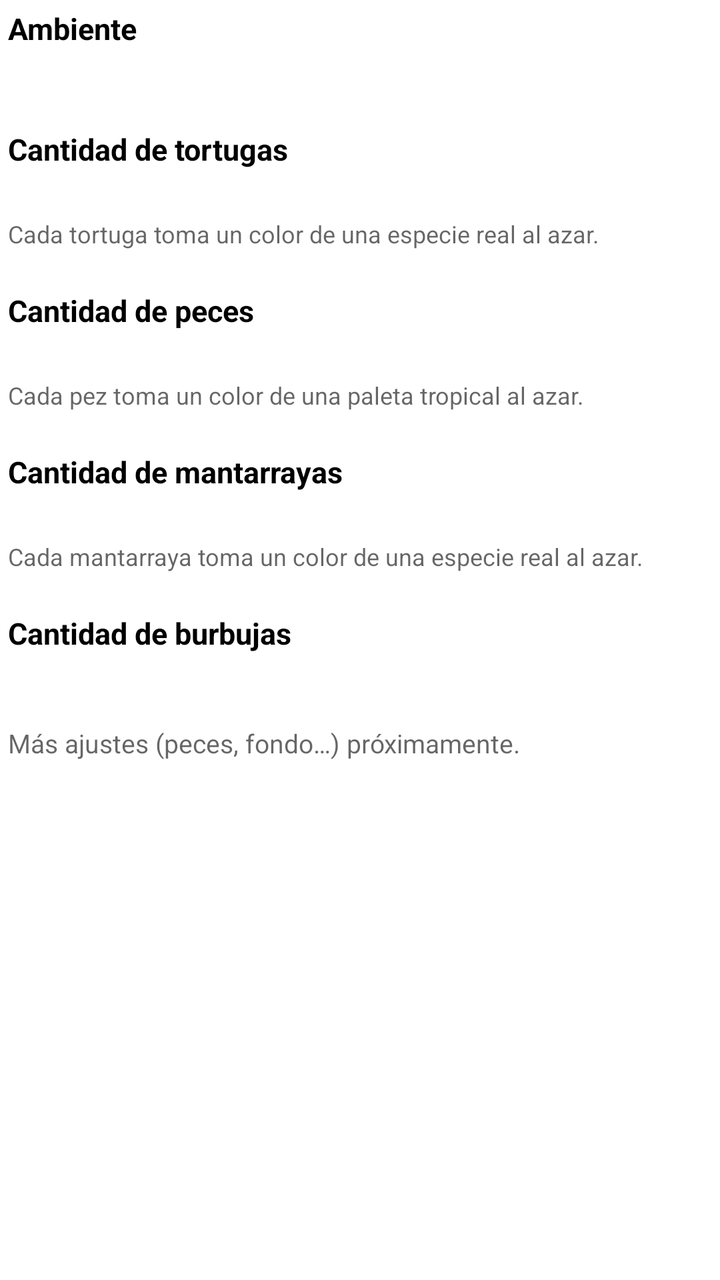
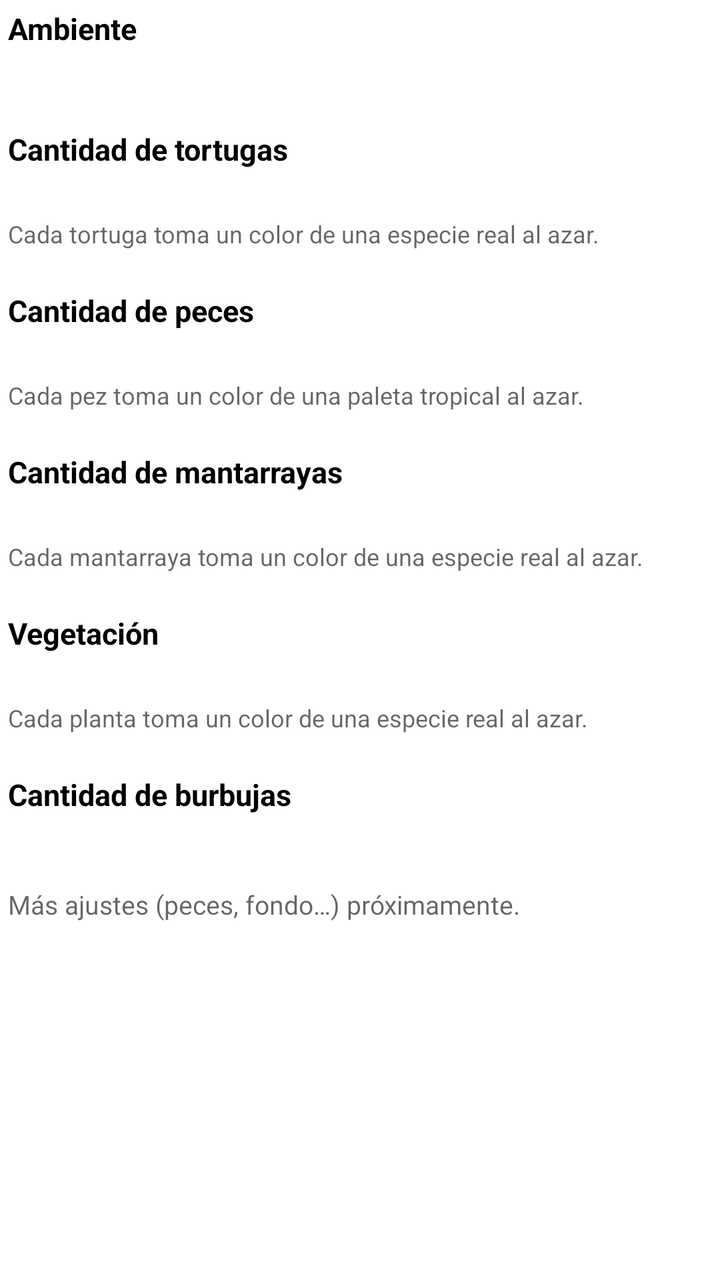

Before-and-after screenshots of an Android layout around one commit, followed by the original layout XML and the change that was made.
<!-- AndroidManifest.xml: application theme Theme.AcuarioWallpaper -->
<!-- res/layout/fragment_acuario_settings.xml -->
<?xml version="1.0" encoding="utf-8"?>
<ScrollView xmlns:android="http://schemas.android.com/apk/res/android"
    android:layout_width="match_parent"
    android:layout_height="match_parent">

    <LinearLayout
        android:layout_width="match_parent"
        android:layout_height="wrap_content"
        android:orientation="vertical"
        android:padding="4dp">

        <TextView
            android:layout_width="match_parent"
            android:layout_height="wrap_content"
            android:text="@string/settings_section_environment"
            android:textColor="?attr/colorOnSurface"
            android:textSize="15sp"
            android:textStyle="bold"
            android:layout_marginBottom="8dp" />

        <HorizontalScrollView
            android:layout_width="match_parent"
            android:layout_height="wrap_content"
            android:scrollbars="none"
            android:requiresFadingEdge="horizontal"
            android:fadingEdgeLength="24dp">

            <LinearLayout
                android:id="@+id/containerAcuarioTheme"
                android:layout_width="wrap_content"
                android:layout_height="wrap_content"
                android:orientation="horizontal"
                android:paddingBottom="8dp"
                android:paddingTop="4dp" />
        </HorizontalScrollView>

        <TextView
            android:layout_width="match_parent"
            android:layout_height="wrap_content"
            android:text="@string/settings_section_turtle_count"
            android:textColor="?attr/colorOnSurface"
            android:textSize="15sp"
            android:textStyle="bold"
            android:layout_marginTop="20dp"
            android:layout_marginBottom="8dp" />

        <HorizontalScrollView
            android:layout_width="match_parent"
            android:layout_height="wrap_content"
            android:scrollbars="none"
            android:requiresFadingEdge="horizontal"
            android:fadingEdgeLength="24dp">

            <LinearLayout
                android:id="@+id/containerTurtleCount"
                android:layout_width="wrap_content"
                android:layout_height="wrap_content"
                android:orientation="horizontal"
                android:paddingBottom="8dp"
                android:paddingTop="4dp" />
        </HorizontalScrollView>

        <TextView
            android:layout_width="match_parent"
            android:layout_height="wrap_content"
            android:text="@string/settings_turtle_color_note"
            android:textColor="?android:attr/textColorSecondary"
            android:textSize="12sp"
            android:layout_marginTop="4dp" />

        <TextView
            android:layout_width="match_parent"
            android:layout_height="wrap_content"
            android:text="@string/settings_section_fish_count"
            android:textColor="?attr/colorOnSurface"
            android:textSize="15sp"
            android:textStyle="bold"
            android:layout_marginTop="20dp"
            android:layout_marginBottom="8dp" />

        <HorizontalScrollView
            android:layout_width="match_parent"
            android:layout_height="wrap_content"
            android:scrollbars="none"
            android:requiresFadingEdge="horizontal"
            android:fadingEdgeLength="24dp">

            <LinearLayout
                android:id="@+id/containerFishCount"
                android:layout_width="wrap_content"
                android:layout_height="wrap_content"
                android:orientation="horizontal"
                android:paddingBottom="8dp"
                android:paddingTop="4dp" />
        </HorizontalScrollView>

        <TextView
            android:layout_width="match_parent"
            android:layout_height="wrap_content"
            android:text="@string/settings_fish_color_note"
            android:textColor="?android:attr/textColorSecondary"
            android:textSize="12sp"
            android:layout_marginTop="4dp" />

        <TextView
            android:layout_width="match_parent"
            android:layout_height="wrap_content"
            android:text="@string/settings_section_manta_count"
            android:textColor="?attr/colorOnSurface"
            android:textSize="15sp"
            android:textStyle="bold"
            android:layout_marginTop="20dp"
            android:layout_marginBottom="8dp" />

        <HorizontalScrollView
            android:layout_width="match_parent"
            android:layout_height="wrap_content"
            android:scrollbars="none"
            android:requiresFadingEdge="horizontal"
            android:fadingEdgeLength="24dp">

            <LinearLayout
                android:id="@+id/containerMantaCount"
                android:layout_width="wrap_content"
                android:layout_height="wrap_content"
                android:orientation="horizontal"
                android:paddingBottom="8dp"
                android:paddingTop="4dp" />
        </HorizontalScrollView>

        <TextView
            android:layout_width="match_parent"
            android:layout_height="wrap_content"
            android:text="@string/settings_manta_color_note"
            android:textColor="?android:attr/textColorSecondary"
            android:textSize="12sp"
            android:layout_marginTop="4dp" />

        <TextView
            android:layout_width="match_parent"
            android:layout_height="wrap_content"
            android:text="@string/settings_section_bubble_count"
            android:textColor="?attr/colorOnSurface"
            android:textSize="15sp"
            android:textStyle="bold"
            android:layout_marginTop="20dp"
            android:layout_marginBottom="8dp" />

        <HorizontalScrollView
            android:layout_width="match_parent"
            android:layout_height="wrap_content"
            android:scrollbars="none"
            android:requiresFadingEdge="horizontal"
            android:fadingEdgeLength="24dp">

            <LinearLayout
                android:id="@+id/containerBubbleCount"
                android:layout_width="wrap_content"
                android:layout_height="wrap_content"
                android:orientation="horizontal"
                android:paddingBottom="8dp"
                android:paddingTop="4dp" />
        </HorizontalScrollView>

        <TextView
            android:layout_width="match_parent"
            android:layout_height="wrap_content"
            android:text="@string/settings_placeholder"
            android:textColor="?android:attr/textColorSecondary"
            android:textSize="13sp"
            android:layout_marginTop="16dp" />

    </LinearLayout>
</ScrollView>
<!-- resources referenced by this layout -->
<resources>
  <string name="settings_fish_color_note">Cada pez toma un color de una paleta tropical al azar.</string>
  <string name="settings_manta_color_note">Cada mantarraya toma un color de una especie real al azar.</string>
  <string name="settings_placeholder">Más ajustes (peces, fondo…) próximamente.</string>
  <string name="settings_section_bubble_count">Cantidad de burbujas</string>
  <string name="settings_section_environment">Ambiente</string>
  <string name="settings_section_fish_count">Cantidad de peces</string>
  <string name="settings_section_manta_count">Cantidad de mantarrayas</string>
  <string name="settings_section_turtle_count">Cantidad de tortugas</string>
  <string name="settings_turtle_color_note">Cada tortuga toma un color de una especie real al azar.</string>
  <style name="Theme.AcuarioWallpaper" parent="Theme.MaterialComponents.DayNight.DarkActionBar">
          
          <item name="colorPrimary">@color/purple_500</item>
          <item name="colorPrimaryVariant">@color/purple_700</item>
          <item name="colorOnPrimary">@color/white</item>
          
          <item name="colorSecondary">@color/teal_200</item>
          <item name="colorSecondaryVariant">@color/teal_700</item>
          <item name="colorOnSecondary">@color/black</item>
          
          <item name="android:statusBarColor">?attr/colorPrimaryVariant</item>
          
      </style>
  <color name="purple_500">#FF6200EE</color>
  <color name="purple_700">#FF3700B3</color>
  <color name="white">#FFFFFFFF</color>
  <color name="teal_200">#FF03DAC5</color>
  <color name="teal_700">#FF018786</color>
  <color name="black">#FF000000</color>
</resources>

<!-- the commit's change to res/layout/fragment_acuario_settings.xml (unified diff, before → after) -->
@@ -139,6 +139,40 @@
         <TextView
             android:layout_width="match_parent"
             android:layout_height="wrap_content"
+            android:text="@string/settings_section_plant_density"
+            android:textColor="?attr/colorOnSurface"
+            android:textSize="15sp"
+            android:textStyle="bold"
+            android:layout_marginTop="20dp"
+            android:layout_marginBottom="8dp" />
+
+        <HorizontalScrollView
+            android:layout_width="match_parent"
+            android:layout_height="wrap_content"
+            android:scrollbars="none"
+            android:requiresFadingEdge="horizontal"
+            android:fadingEdgeLength="24dp">
+
+            <LinearLayout
+                android:id="@+id/containerPlantDensity"
+                android:layout_width="wrap_content"
+                android:layout_height="wrap_content"
+                android:orientation="horizontal"
+                android:paddingBottom="8dp"
+                android:paddingTop="4dp" />
+        </HorizontalScrollView>
+
+        <TextView
+            android:layout_width="match_parent"
+            android:layout_height="wrap_content"
+            android:text="@string/settings_plant_color_note"
+            android:textColor="?android:attr/textColorSecondary"
+            android:textSize="12sp"
+            android:layout_marginTop="4dp" />
+
+        <TextView
+            android:layout_width="match_parent"
+            android:layout_height="wrap_content"
             android:text="@string/settings_section_bubble_count"
             android:textColor="?attr/colorOnSurface"
             android:textSize="15sp"
<!-- resource entries referenced after the edit -->
@@ -3,10 +3,12 @@
   <string name="settings_fish_color_note">Cada pez toma un color de una paleta tropical al azar.</string>
   <string name="settings_manta_color_note">Cada mantarraya toma un color de una especie real al azar.</string>
   <string name="settings_placeholder">Más ajustes (peces, fondo…) próximamente.</string>
+  <string name="settings_plant_color_note">Cada planta toma un color de una especie real al azar.</string>
   <string name="settings_section_bubble_count">Cantidad de burbujas</string>
   <string name="settings_section_environment">Ambiente</string>
   <string name="settings_section_fish_count">Cantidad de peces</string>
   <string name="settings_section_manta_count">Cantidad de mantarrayas</string>
+  <string name="settings_section_plant_density">Vegetación</string>
   <string name="settings_section_turtle_count">Cantidad de tortugas</string>
   <string name="settings_turtle_color_note">Cada tortuga toma un color de una especie real al azar.</string>
   <style name="Theme.AcuarioWallpaper" parent="Theme.MaterialComponents.DayNight.DarkActionBar">
